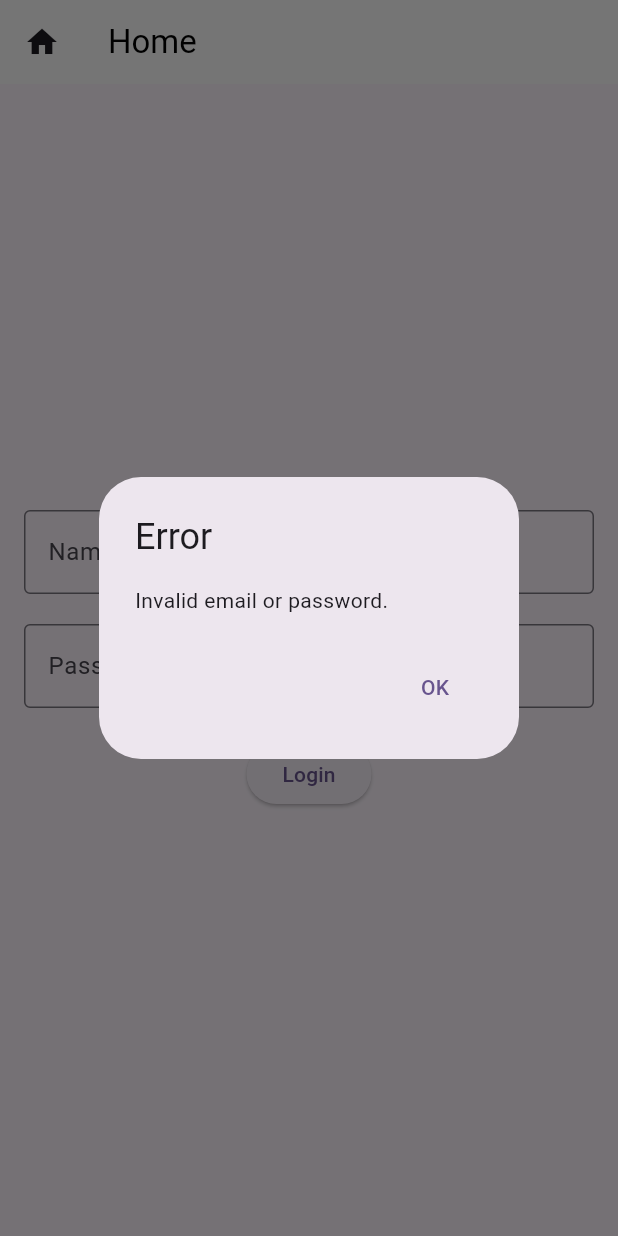
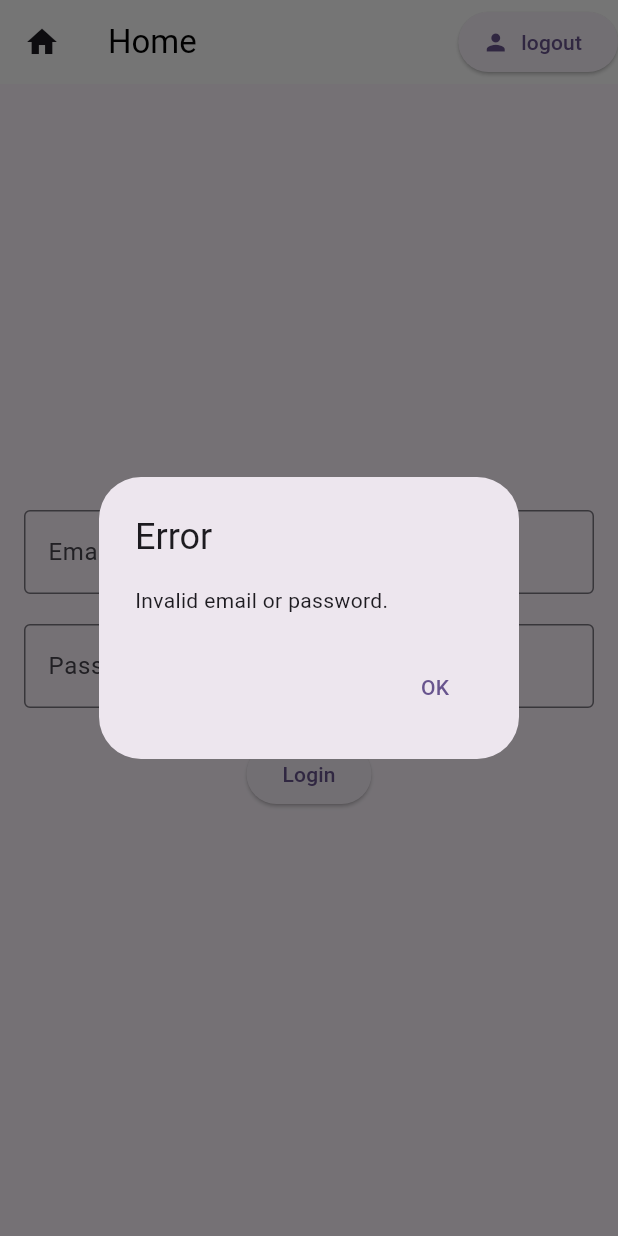
Before and after one commit to OtMalki/ReservationApp, a Flutter app: the HomePage screen opened directly, after a tap on "Login", on a phone screen of 412 x 824 dp. Run offline on Flutter 3.47's test engine with Material 2 defaults, Android fonts, the phone set to English and light mode, and no system bars; our stand-ins replace firebase_auth, firebase_core; accounts and stored records are empty; statements that could not run were skipped.

```diff
--- /dev/null
+++ b/lib/Models/Userr.dart
@@ -0,0 +1,7 @@
+class Userr {
+
+  final String uid;
+
+  Userr({required this.uid });
+
+}
--- a/lib/main.dart
+++ b/lib/main.dart
@@ -1,8 +1,14 @@
 import 'package:flutter/material.dart';
+import 'package:firebase_core/firebase_core.dart';
+import 'package:provider/provider.dart';
+import 'package:reservation/services/auth.dart';
+import 'NextPage.dart';
+import 'package:reservation/Models/Userr.dart';
+import 'package:firebase_auth/firebase_auth.dart'; // Import Firebase Auth package
 
-import 'NextPage.dart';
-
-void main() {
+void main() async {
+  WidgetsFlutterBinding.ensureInitialized(); // Ensure Flutter is initialized before Firebase
+  await Firebase.initializeApp(); // Initialize Firebase
   runApp(const MyApp());
 }
 
@@ -12,7 +18,10 @@ class MyApp extends StatelessWidget {
   // This widget is the root of your application.
   @override
   Widget build(BuildContext context) {
-    return MaterialApp(
+    return StreamProvider<Userr?>.value(
+      value: AuthService().user,
+      initialData: null,
+      child: MaterialApp(
       debugShowCheckedModeBanner: false,
       title: 'Flutter Demo',
       theme: ThemeData(
@@ -34,12 +43,14 @@ class MyApp extends StatelessWidget {
         colorScheme: ColorScheme.fromSeed(seedColor: Colors.deepPurple),
         useMaterial3: true,
       ),
-      home: HomePage(),
-    );
+      home: const HomePage(),
+    ));
   }
 }
 
 class HomePage extends StatefulWidget{
+  const HomePage({super.key});
+
   @override
   State<StatefulWidget> createState() => HomePageState();
 }
@@ -63,26 +74,33 @@ class HomePageState extends State<HomePage> {
   final _formKey = GlobalKey<FormState>();
   final TextEditingController _NameController = TextEditingController();
   final TextEditingController _passwordController = TextEditingController();
+  final AuthService _auth = AuthService();
 
-  void _login() {
+  void _login() async {
     String email = _NameController.text;
     String password = _passwordController.text;
 
-    if (email == 'admin' && password == 'password') {
+    try {
+      UserCredential userCredential = await _auth.signInWithEmailAndPassword(
+        email: email,
+        password: password,
+      );
+
+      // User successfully logged in, navigate to next page
       Navigator.push(
         context,
-        MaterialPageRoute(builder: (context) => NextPage()),
+        MaterialPageRoute(builder: (context) => const NextPage()),
       );
-    } else {
+    } catch (e) {
       showDialog(
         context: context,
         builder: (context) => AlertDialog(
-          title: Text('Error'),
-          content: Text('Invalid email or password.'),
+          title: const Text('Error'),
+          content: const Text('Invalid email or password.'),
           actions: [
             TextButton(
               onPressed: () => Navigator.pop(context),
-              child: Text("OK"),
+              child: const Text("OK"),
             ),
           ],
         ),
@@ -92,14 +110,26 @@ class HomePageState extends State<HomePage> {
 
   @override
   Widget build(BuildContext context) {
+    final user = Provider.of<Userr>(context);
+    print(user);
+
     return Scaffold(
       appBar: AppBar(
         title: Text("Home", style: TextStyle(color: TextColor)),
         backgroundColor: backgroundColor,
-        leading: Icon(Icons.home),
+        leading: const Icon(Icons.home),
+        actions: <Widget>[
+          ElevatedButton.icon(
+            icon: Icon(Icons.person),
+            label: Text('logout'),
+            onPressed: () async {
+              await _auth.signOut();
+            },
+          )
+        ],
       ),
       body: Padding(
-        padding: EdgeInsets.all(16.0),
+        padding: const EdgeInsets.all(16.0),
         child: Form(
           key: _formKey,
           child: Column(
@@ -108,22 +138,22 @@ class HomePageState extends State<HomePage> {
               TextFormField(
                 controller: _NameController,
                 keyboardType: TextInputType.name,
-                decoration: InputDecoration(
-                  labelText: "Name",
+                decoration: const InputDecoration(
+                  labelText: "Email",
                   border: OutlineInputBorder(),
                 ),
                 validator: (value) {
                   if (value == null || value.isEmpty) {
-                    return 'Please enter your name';
+                    return 'Please enter your email';
                   }
                   return null;
                 },
               ),
-              SizedBox(height: 20),
+              const SizedBox(height: 20),
               TextFormField(
                 controller: _passwordController,
                 obscureText: true,
-                decoration: InputDecoration(
+                decoration: const InputDecoration(
                   labelText: "Password",
                   border: OutlineInputBorder(),
                 ),
@@ -135,10 +165,10 @@ class HomePageState extends State<HomePage> {
                   return null;
                 },
               ),
-              SizedBox(height: 20),
+              const SizedBox(height: 20),
               ElevatedButton(
                 onPressed: _login, // Call the _login function when the login button is pressed
-                child: Text("Login"),
+                child: const Text("Login"),
               ),
             ],
           ),
--- a/pubspec.yaml
+++ b/pubspec.yaml
@@ -35,6 +35,9 @@ dependencies:
   # The following adds the Cupertino Icons font to your application.
   # Use with the CupertinoIcons class for iOS style icons.
   cupertino_icons: ^1.0.2
+  firebase_auth: ^4.7.2
+  cloud_firestore: ^4.8.4
+  provider: ^6.0.5
 
 dev_dependencies:
   flutter_test:
```
Also changed, not shown: lib/NextPage.dart (+6 -4 lines), lib/ReservationPage.dart (+87 -4 lines), lib/ReservationsList.dart (added, +23 -0 lines), lib/services/auth.dart (added, +28 -0 lines), firebase.json (added), pubspec.lock, 10 other files.
